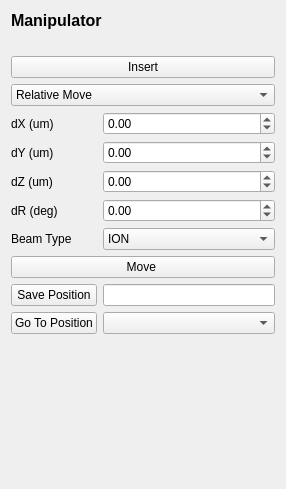
Above: fibsem/ui/qtdesigner_files/FibsemManipulatorWidget.ui from DeMarcoLab/fibsem before the change. Below: the same form after it.
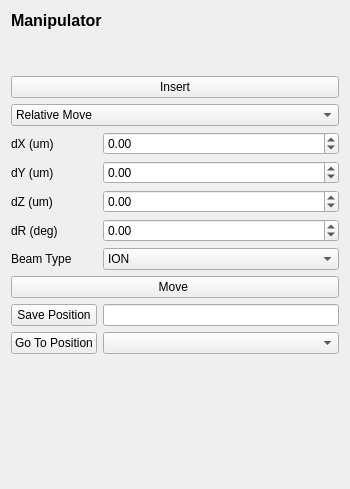
That is the form after the change.

Commit message:
Manipulator position cailibrate (#152)
* manipulator positions in model

* basic calibration wizard

* added position knowledge

* standby position default

* manipulator positions clean up

* calibration tool clean up

Patch:
```diff
--- a/fibsem/ui/qtdesigner_files/FibsemManipulatorWidget.ui
+++ b/fibsem/ui/qtdesigner_files/FibsemManipulatorWidget.ui
@@ -6,7 +6,7 @@
    <rect>
     <x>0</x>
     <y>0</y>
-    <width>286</width>
+    <width>350</width>
     <height>489</height>
    </rect>
   </property>
@@ -14,134 +14,17 @@
    <string>Form</string>
   </property>
   <layout class="QGridLayout" name="gridLayout_2">
-   <item row="0" column="0" colspan="2">
-    <widget class="QLabel" name="label_title">
-     <property name="font">
-      <font>
-       <pointsize>12</pointsize>
-       <weight>75</weight>
-       <bold>true</bold>
-      </font>
-     </property>
-     <property name="text">
-      <string>Manipulator</string>
-     </property>
-    </widget>
-   </item>
-   <item row="11" column="0">
-    <widget class="QPushButton" name="addSavedPosition_button">
-     <property name="text">
-      <string>Save Position</string>
-     </property>
-    </widget>
-   </item>
-   <item row="11" column="1">
-    <widget class="QLineEdit" name="savedPositionName_lineEdit"/>
-   </item>
-   <item row="6" column="1">
-    <widget class="QDoubleSpinBox" name="dY_spinbox">
-     <property name="minimum">
-      <double>-1000.000000000000000</double>
-     </property>
-     <property name="maximum">
-      <double>1000.000000000000000</double>
-     </property>
-    </widget>
-   </item>
-   <item row="5" column="1">
-    <widget class="QDoubleSpinBox" name="dX_spinbox">
-     <property name="minimum">
-      <double>-1000.000000000000000</double>
-     </property>
-     <property name="maximum">
-      <double>1000.000000000000000</double>
-     </property>
-    </widget>
-   </item>
-   <item row="7" column="1">
-    <widget class="QDoubleSpinBox" name="dZ_spinbox">
-     <property name="minimum">
-      <double>-1000.000000000000000</double>
-     </property>
-     <property name="maximum">
-      <double>1000.000000000000000</double>
-     </property>
-    </widget>
-   </item>
-   <item row="4" column="0" colspan="2">
-    <widget class="QComboBox" name="move_type_comboBox">
-     <item>
-      <property name="text">
-       <string>Relative Move</string>
-      </property>
-     </item>
-     <item>
-      <property name="text">
-       <string>Corrected Move</string>
-      </property>
-     </item>
-    </widget>
-   </item>
-   <item row="8" column="0">
-    <widget class="QLabel" name="dr_label">
-     <property name="text">
-      <string>dR (deg)</string>
-     </property>
-    </widget>
-   </item>
-   <item row="2" column="0" colspan="2">
-    <widget class="QLabel" name="manipulatorStatus_label">
-     <property name="text">
-      <string/>
-     </property>
-    </widget>
-   </item>
-   <item row="3" column="0" colspan="2">
-    <widget class="QPushButton" name="insertManipulator_button">
-     <property name="text">
-      <string>Insert</string>
-     </property>
-    </widget>
-   </item>
-   <item row="10" column="0" colspan="2">
+   <item row="11" column="0" colspan="2">
     <widget class="QPushButton" name="moveRelative_button">
      <property name="text">
       <string>Move </string>
      </property>
     </widget>
    </item>
-   <item row="12" column="0">
-    <widget class="QPushButton" name="goToPosition_button">
-     <property name="text">
-      <string>Go To Position</string>
-     </property>
-    </widget>
+   <item row="13" column="1">
+    <widget class="QComboBox" name="savedPosition_combobox"/>
    </item>
-   <item row="5" column="0">
-    <widget class="QLabel" name="dx_label">
-     <property name="text">
-      <string>dX (um)</string>
-     </property>
-    </widget>
-   </item>
-   <item row="7" column="0">
-    <widget class="QLabel" name="dz_label">
-     <property name="text">
-      <string>dZ (um)</string>
-     </property>
-    </widget>
-   </item>
-   <item row="8" column="1">
-    <widget class="QDoubleSpinBox" name="dR_spinbox">
-     <property name="minimum">
-      <double>-365.000000000000000</double>
-     </property>
-     <property name="maximum">
-      <double>365.000000000000000</double>
-     </property>
-    </widget>
-   </item>
-   <item row="13" column="0" colspan="2">
+   <item row="14" column="0" colspan="2">
     <spacer name="verticalSpacer">
      <property name="orientation">
       <enum>Qt::Vertical</enum>
@@ -155,16 +38,68 @@
     </spacer>
    </item>
    <item row="12" column="1">
-    <widget class="QComboBox" name="savedPosition_combobox"/>
+    <widget class="QLineEdit" name="savedPositionName_lineEdit"/>
    </item>
-   <item row="6" column="0">
+   <item row="9" column="0">
+    <widget class="QLabel" name="dr_label">
+     <property name="text">
+      <string>dR (deg)</string>
+     </property>
+    </widget>
+   </item>
+   <item row="6" column="1">
+    <widget class="QDoubleSpinBox" name="dX_spinbox">
+     <property name="minimum">
+      <double>-1000.000000000000000</double>
+     </property>
+     <property name="maximum">
+      <double>1000.000000000000000</double>
+     </property>
+    </widget>
+   </item>
+   <item row="7" column="0">
     <widget class="QLabel" name="dy_label">
      <property name="text">
       <string>dY (um)</string>
      </property>
     </widget>
    </item>
-   <item row="9" column="1">
+   <item row="5" column="0" colspan="2">
+    <widget class="QComboBox" name="move_type_comboBox">
+     <item>
+      <property name="text">
+       <string>Relative Move</string>
+      </property>
+     </item>
+     <item>
+      <property name="text">
+       <string>Corrected Move</string>
+      </property>
+     </item>
+    </widget>
+   </item>
+   <item row="0" column="0" colspan="2">
+    <widget class="QLabel" name="label_title">
+     <property name="font">
+      <font>
+       <pointsize>12</pointsize>
+       <weight>75</weight>
+       <bold>true</bold>
+      </font>
+     </property>
+     <property name="text">
+      <string>Manipulator</string>
+     </property>
+    </widget>
+   </item>
+   <item row="8" column="0">
+    <widget class="QLabel" name="dz_label">
+     <property name="text">
+      <string>dZ (um)</string>
+     </property>
+    </widget>
+   </item>
+   <item row="10" column="1">
     <widget class="QComboBox" name="beam_type_combobox">
      <item>
       <property name="text">
@@ -178,13 +113,85 @@
      </item>
     </widget>
    </item>
-   <item row="9" column="0">
+   <item row="8" column="1">
+    <widget class="QDoubleSpinBox" name="dZ_spinbox">
+     <property name="minimum">
+      <double>-1000.000000000000000</double>
+     </property>
+     <property name="maximum">
+      <double>1000.000000000000000</double>
+     </property>
+    </widget>
+   </item>
+   <item row="7" column="1">
+    <widget class="QDoubleSpinBox" name="dY_spinbox">
+     <property name="minimum">
+      <double>-1000.000000000000000</double>
+     </property>
+     <property name="maximum">
+      <double>1000.000000000000000</double>
+     </property>
+    </widget>
+   </item>
+   <item row="2" column="0" colspan="2">
+    <widget class="QLabel" name="manipulatorStatus_label">
+     <property name="text">
+      <string/>
+     </property>
+    </widget>
+   </item>
+   <item row="9" column="1">
+    <widget class="QDoubleSpinBox" name="dR_spinbox">
+     <property name="minimum">
+      <double>-365.000000000000000</double>
+     </property>
+     <property name="maximum">
+      <double>365.000000000000000</double>
+     </property>
+    </widget>
+   </item>
+   <item row="13" column="0">
+    <widget class="QPushButton" name="goToPosition_button">
+     <property name="text">
+      <string>Go To Position</string>
+     </property>
+    </widget>
+   </item>
+   <item row="12" column="0">
+    <widget class="QPushButton" name="addSavedPosition_button">
+     <property name="text">
+      <string>Save Position</string>
+     </property>
+    </widget>
+   </item>
+   <item row="4" column="0" colspan="2">
+    <widget class="QPushButton" name="insertManipulator_button">
+     <property name="text">
+      <string>Insert</string>
+     </property>
+    </widget>
+   </item>
+   <item row="6" column="0">
+    <widget class="QLabel" name="dx_label">
+     <property name="text">
+      <string>dX (um)</string>
+     </property>
+    </widget>
+   </item>
+   <item row="10" column="0">
     <widget class="QLabel" name="beam_type_label">
      <property name="text">
       <string>Beam Type</string>
      </property>
     </widget>
    </item>
+   <item row="1" column="0">
+    <widget class="QLabel" name="calibrated_status_label">
+     <property name="text">
+      <string/>
+     </property>
+    </widget>
+   </item>
   </layout>
  </widget>
  <resources/>
```
The commit also changes 8 other files.
